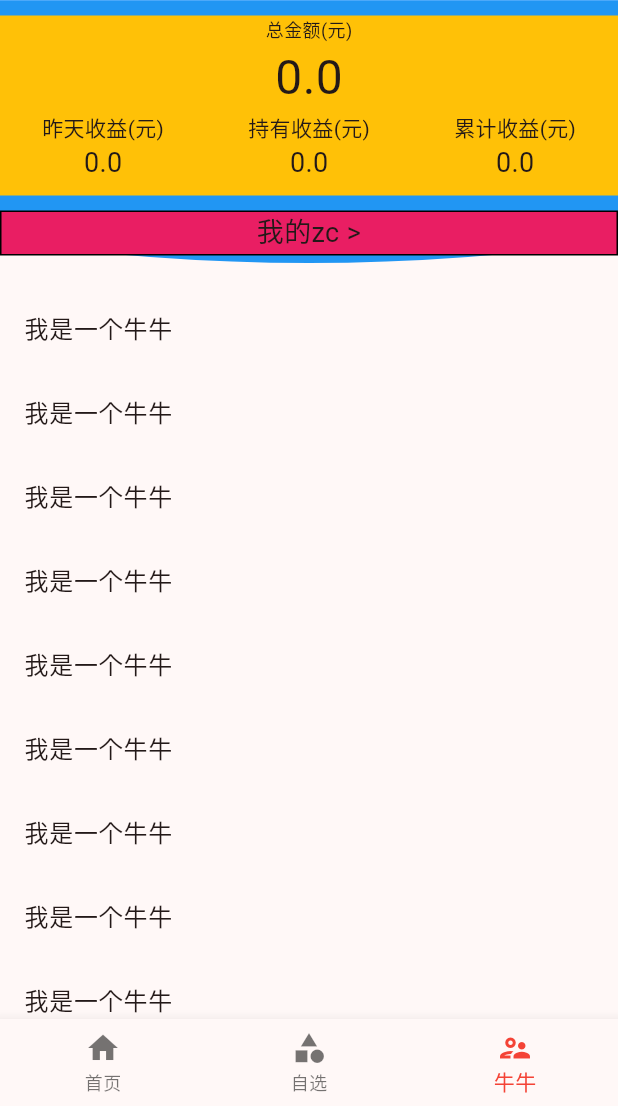
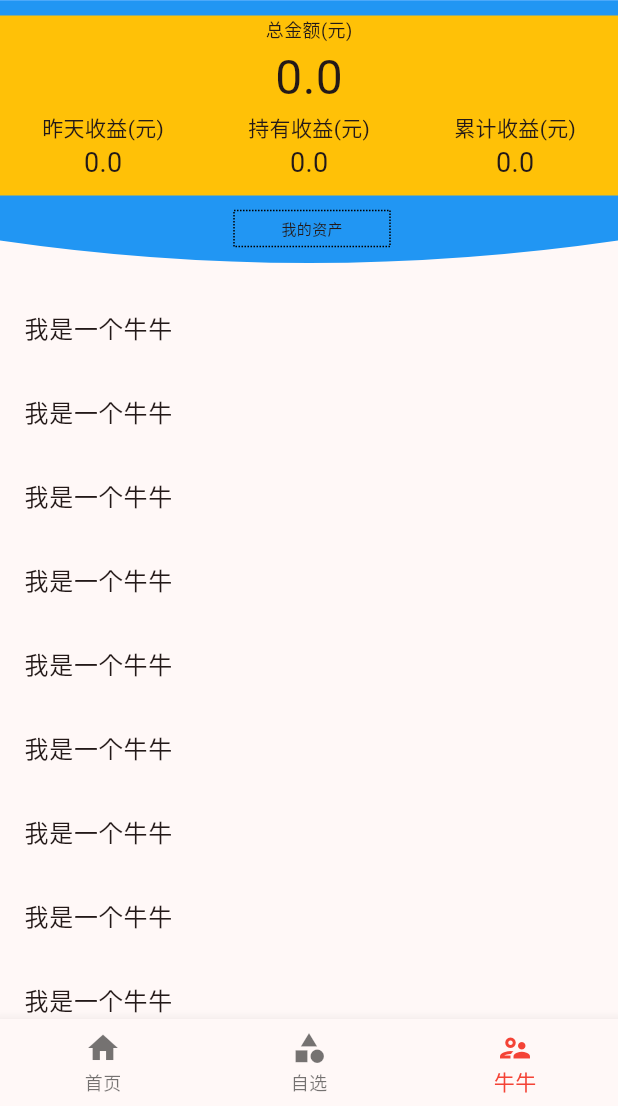
Before and after one commit to OmegaChan/fund_flutter_app, a Flutter app: the screen it shows after launch, item 3 of the bottom bar chosen, on a phone screen of 412 x 824 dp, the part 130-1236 px from its top. Run offline on Flutter 3.47's test engine with Material 2 defaults, Android fonts, the phone set to English and light mode, and no system bars; drawn by our look-alikes of dotted_border, marquee.

```diff
--- a/lib/widgets/user/top_container_lead.dart
+++ b/lib/widgets/user/top_container_lead.dart
@@ -1,4 +1,5 @@
 import 'package:flutter/material.dart';
+import 'package:dotted_border/dotted_border.dart';
 
 class TopleadWiget extends StatelessWidget {
   const TopleadWiget({super.key});
@@ -6,21 +7,32 @@ class TopleadWiget extends StatelessWidget {
   @override
   Widget build(BuildContext context) {
     return SizedBox(
-      width: 50,
       height: 30,
-      child: Container(
-        width: 50,
-        decoration: BoxDecoration(
-          border: Border.all(width: 1, color: Colors.black),
-          color: Colors.pink,
-        ),
-        child: const Text(
-          '我的zc >',
-          textAlign: TextAlign.center,
-          style: TextStyle(
-            fontSize: 18,
+      child: Stack(
+        children: [
+          Positioned(
+            top: 0,
+            left: (MediaQuery.of(context).size.width - 100) / 2,
+            child: DottedBorder(
+              strokeWidth: 1,
+              dashPattern: const [1, 1],
+              color: Colors.black,
+              child: const SizedBox(
+                width: 100,
+                height: 20,
+                child: Align(
+                  alignment: Alignment.center,
+                  child: Text(
+                    '我的资产',
+                    style: TextStyle(
+                      fontSize: 10,
+                    ),
+                  ),
+                ),
+              ),
+            ),
           ),
-        ),
+        ],
       ),
     );
   }
--- a/pubspec.yaml
+++ b/pubspec.yaml
@@ -31,6 +31,7 @@ dependencies:
   flutter:
     sdk: flutter
   marquee: ^2.2.3
+  dotted_border: ^2.0.0+3
 
 
   # The following adds the Cupertino Icons font to your application.
```
Also changed, not shown: pubspec.lock.
